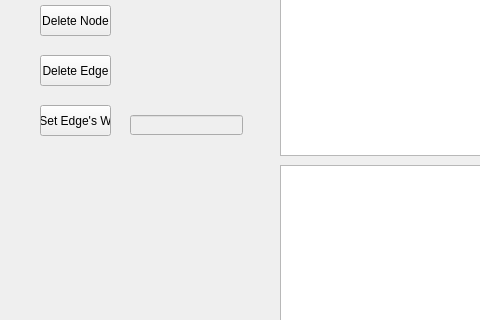
Old version of the form main.ui in the repository darkhunterLearning/Statistical-Learning-Project; both pictures show x 0 to 480 and y 135 to 455 of the 847 by 612 pixel window.
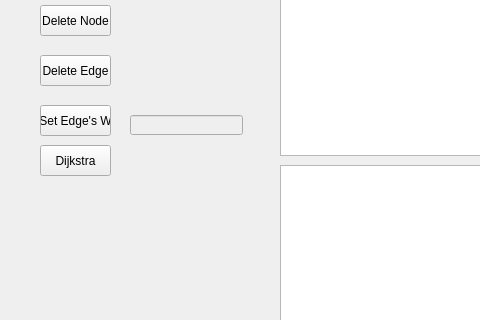
New version of the form.

Commit message: update adjacency matrix  feature for undirect graph

Patch:
```diff
--- a/main.ui
+++ b/main.ui
@@ -175,6 +175,19 @@
      <string/>
     </property>
    </widget>
+   <widget class="QPushButton" name="btn_6">
+    <property name="geometry">
+     <rect>
+      <x>40</x>
+      <y>280</y>
+      <width>71</width>
+      <height>31</height>
+     </rect>
+    </property>
+    <property name="text">
+     <string>Dijkstra</string>
+    </property>
+   </widget>
   </widget>
   <widget class="QMenuBar" name="menubar">
    <property name="geometry">
```
The commit also changes 1 other file.
